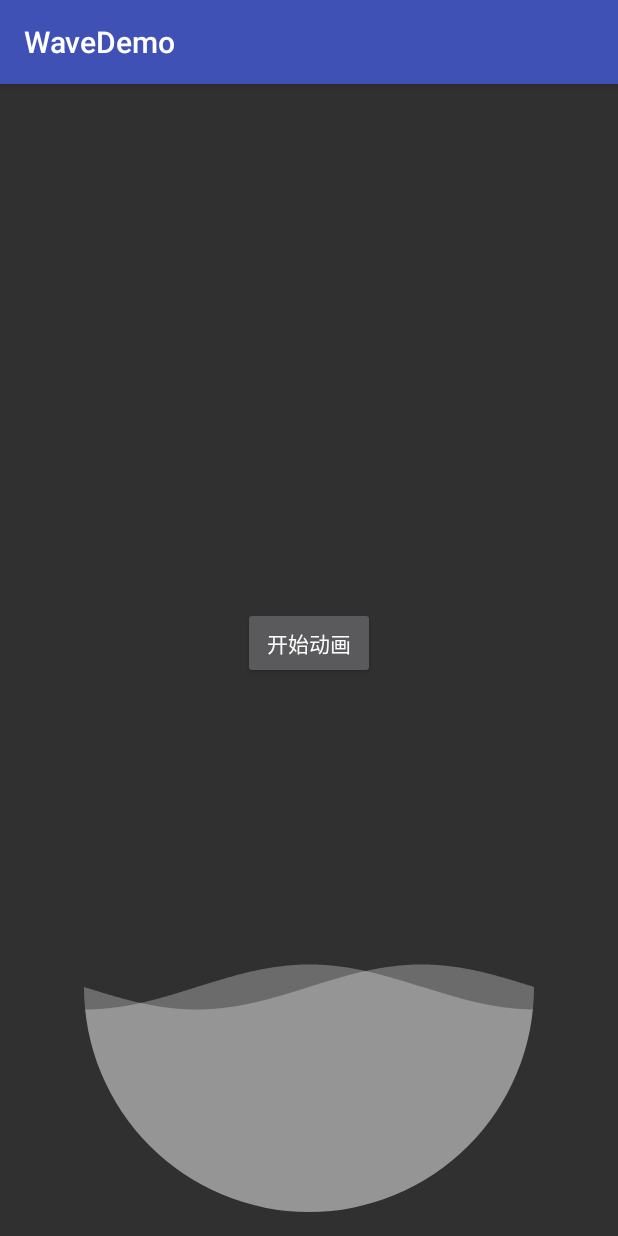
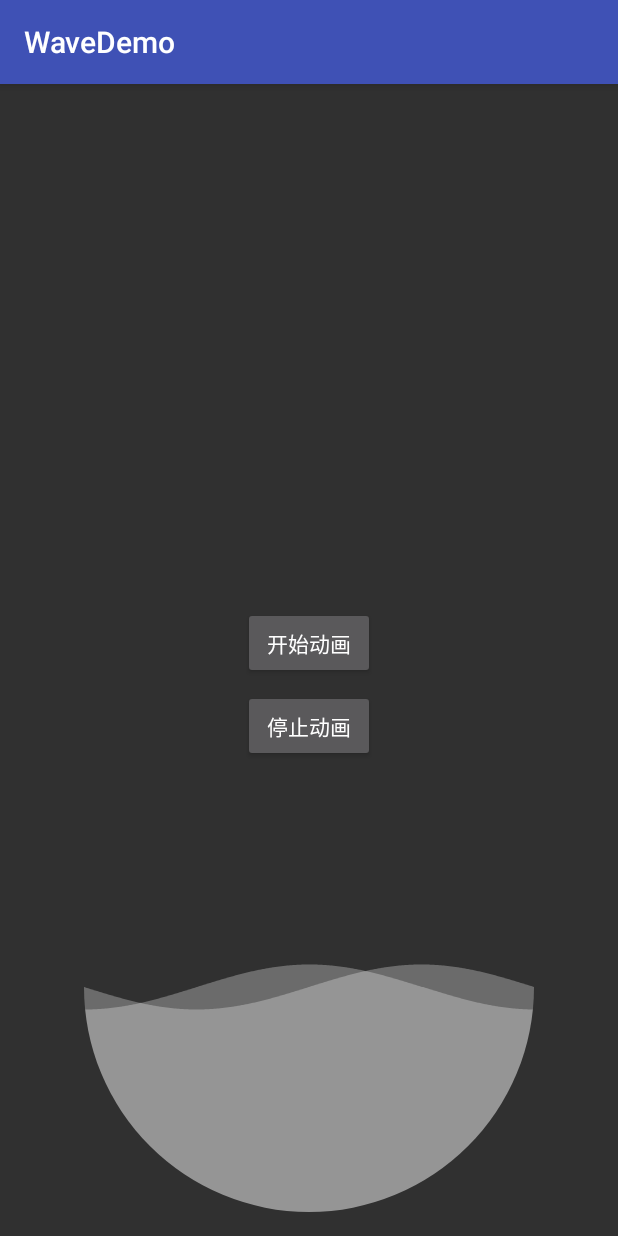
Before and after one commit to ouyangdi/WaveDemo, an Android app: the screen it shows after launch (MainActivity), on a phone screen of 412 x 824 dp. Run offline under Robolectric (Android 15) with nearby library versions, the phone set to English and light mode, and no system bars.

Commit message:
提交全部代码。

```diff
--- a/app/src/main/java/com/demo/candy/wavedemo/MainActivity.java
+++ b/app/src/main/java/com/demo/candy/wavedemo/MainActivity.java
@@ -9,6 +9,7 @@ public class MainActivity extends AppCompatActivity {
     private Button mBtnStart;
     private WaveHelper mWaveHelper;
     private WaveView mWaveView;
+    private Button mBtnStop;
 
     @Override
     protected void onCreate(Bundle savedInstanceState) {
@@ -17,6 +18,7 @@ public class MainActivity extends AppCompatActivity {
 
         mBtnStart = (Button)findViewById(R.id.btn_start);
         mWaveView = (WaveView)findViewById(R.id.wave);
+        mBtnStop = (Button)findViewById(R.id.btn_stop);
         mWaveHelper = new WaveHelper(mWaveView);
 
         mBtnStart.setOnClickListener(new View.OnClickListener() {
@@ -25,5 +27,12 @@ public class MainActivity extends AppCompatActivity {
                 mWaveHelper.start();
             }
         });
+
+        mBtnStop.setOnClickListener(new View.OnClickListener() {
+            @Override
+            public void onClick(View v) {
+                mWaveHelper.stop();
+            }
+        });
     }
 }
--- a/app/src/main/java/com/demo/candy/wavedemo/WaveHelper.java
+++ b/app/src/main/java/com/demo/candy/wavedemo/WaveHelper.java
@@ -31,9 +31,9 @@ public class WaveHelper {
     private void initAnimation() {
         List<Animator> animators = new ArrayList<>();
 
-        ObjectAnimator waveShiftAnim = ObjectAnimator.ofFloat(mWaveView, "waveShiftRatio", 0f, 1f);
+        ObjectAnimator waveShiftAnim = ObjectAnimator.ofFloat(mWaveView, "waveShiftRatio", 0.1f, 0.1f);
         waveShiftAnim.setRepeatCount(ValueAnimator.INFINITE);
-        waveShiftAnim.setDuration(1000);
+        waveShiftAnim.setDuration(8000);
         waveShiftAnim.setInterpolator(new LinearInterpolator());
         animators.add(waveShiftAnim);
 
--- a/app/src/main/java/com/demo/candy/wavedemo/WaveView.java
+++ b/app/src/main/java/com/demo/candy/wavedemo/WaveView.java
@@ -82,9 +82,12 @@ public class WaveView extends View {
     public void setWaveShiftRatio(float waveShiftRatio) {
         if(mWaveShiftRatio != waveShiftRatio) {
             mWaveShiftRatio = waveShiftRatio;
-            invalidate();
+
         }
+        invalidate();
     }
+
+
 
     public void setShowWave(boolean showWave) {
         mShowWave = showWave;
@@ -101,6 +104,7 @@ public class WaveView extends View {
             }
 
             mShaderMatrix.postTranslate(mWaveShiftRatio * getWidth(), 0);
+            mWaveShader.setLocalMatrix(mShaderMatrix);
 
             float borderWidth = mBorderPaint == null ? 0f :mBorderPaint.getStrokeWidth();
             switch (mShapeType) {
--- a/app/src/main/res/layout/activity_main.xml
+++ b/app/src/main/res/layout/activity_main.xml
@@ -25,4 +25,12 @@
         android:layout_above="@+id/wave"
         android:layout_centerHorizontal="true"
         android:layout_marginBottom="55dp"/>
+
+    <Button
+        android:layout_width="wrap_content"
+        android:layout_height="wrap_content"
+        android:text="@string/btn_stop"
+        android:id="@+id/btn_stop"
+        android:layout_above="@+id/wave"
+        android:layout_centerHorizontal="true"/>
 </RelativeLayout>
--- a/app/src/main/res/values/strings.xml
+++ b/app/src/main/res/values/strings.xml
@@ -1,4 +1,5 @@
 <resources>
     <string name="app_name">WaveDemo</string>
     <string name="btn_text">开始动画</string>
+    <string name="btn_stop">停止动画</string>
 </resources>
```
